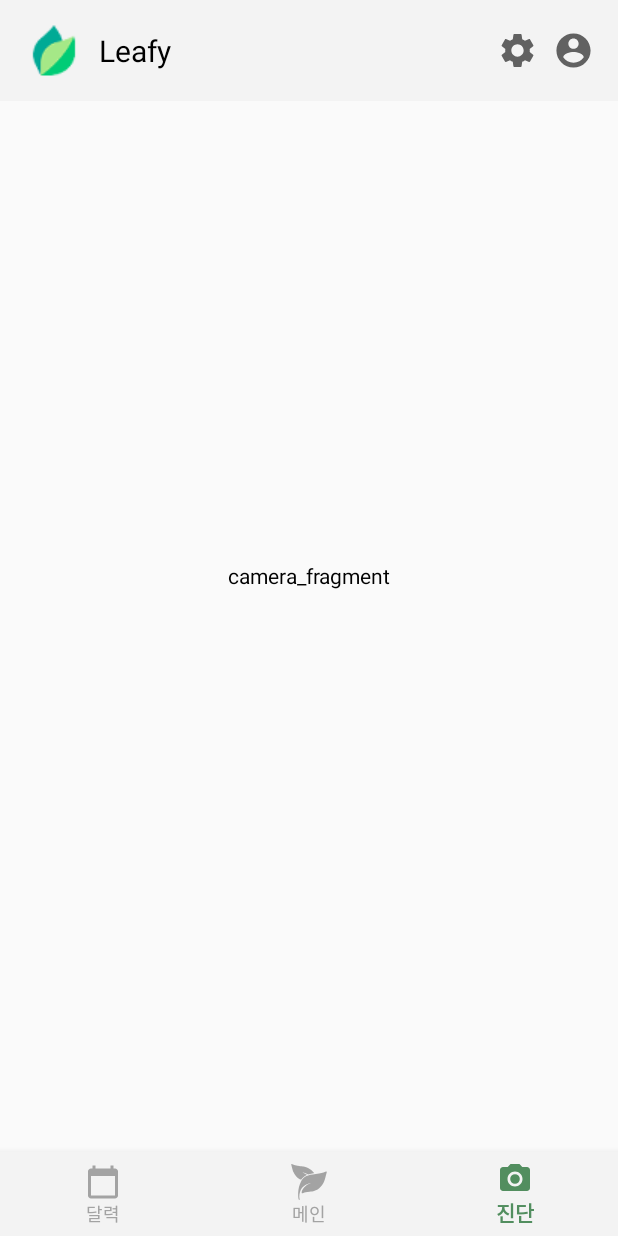
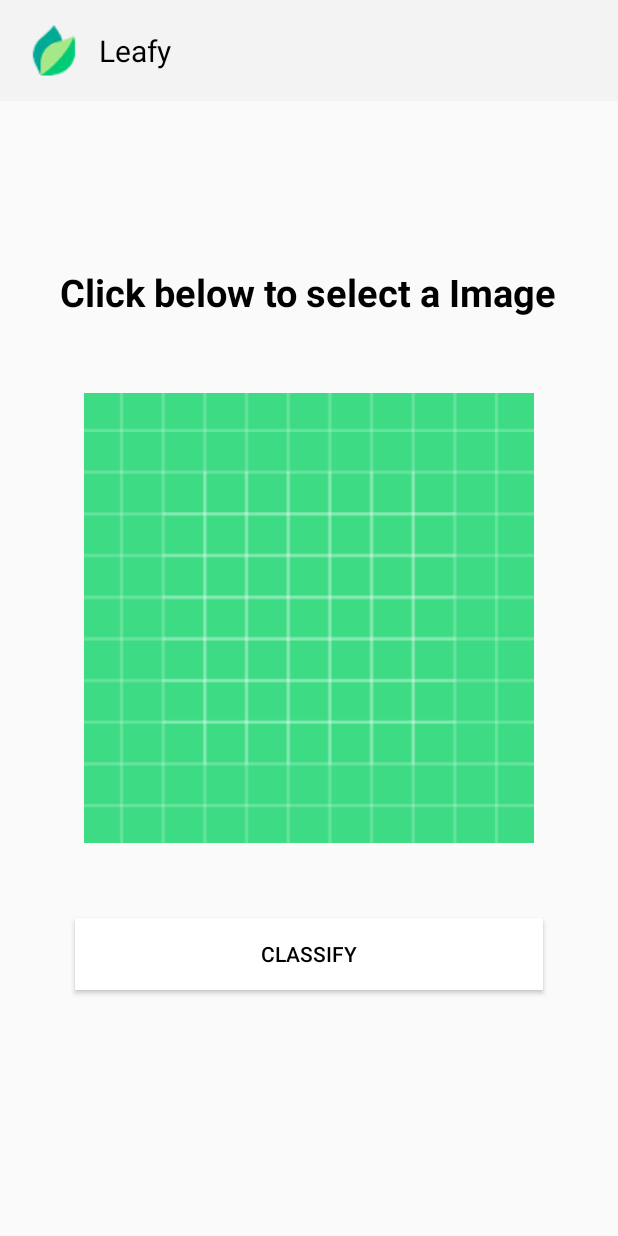
Before and after one commit to Leafy-Your-new-buddy/Leafy, an Android app: the screen it shows after launch (MainActivity before the commit, CameraActivity after it), item 3 of the bottom bar chosen, on a phone screen of 412 x 824 dp. Run offline under Robolectric (Android 15) with nearby library versions, the light colour scheme and no system bars; libraries missing offline, so code that uses them is left out: org.tensorflow.lite; 2 statements that could not run were skipped.

Commit message:
+ 앨범 사진 진단 결과 알려주기 subactivity로 했는데 튕김 현상 있음 ㅠㅠ

```diff
--- /dev/null
+++ b/app/src/main/assets/label.txt
@@ -0,0 +1,4 @@
+dried
+healthy
+overwatered
+sunburn
--- /dev/null
+++ b/app/src/main/java/com/example/leafy/CameraActivity.java
@@ -0,0 +1,187 @@
+package com.example.leafy;
+
+import android.app.Activity;
+import android.content.Intent;
+import android.content.res.AssetFileDescriptor;
+import android.graphics.Bitmap;
+import android.net.Uri;
+import android.os.Bundle;
+import android.provider.MediaStore;
+import android.view.View;
+import android.widget.Button;
+import android.widget.ImageView;
+import android.widget.TextView;
+
+import androidx.annotation.Nullable;
+import androidx.appcompat.app.AppCompatActivity;
+
+import org.tensorflow.lite.DataType;
+import org.tensorflow.lite.Interpreter;
+import org.tensorflow.lite.support.common.FileUtil;
+import org.tensorflow.lite.support.common.TensorOperator;
+import org.tensorflow.lite.support.common.TensorProcessor;
+import org.tensorflow.lite.support.common.ops.NormalizeOp;
+import org.tensorflow.lite.support.image.ImageProcessor;
+import org.tensorflow.lite.support.image.TensorImage;
+import org.tensorflow.lite.support.image.ops.ResizeOp;
+import org.tensorflow.lite.support.image.ops.ResizeWithCropOrPadOp;
+import org.tensorflow.lite.support.label.TensorLabel;
+import org.tensorflow.lite.support.tensorbuffer.TensorBuffer;
+
+import java.io.FileInputStream;
+import java.io.IOException;
+import java.nio.MappedByteBuffer;
+import java.nio.channels.FileChannel;
+import java.util.Collections;
+import java.util.List;
+import java.util.Map;
+
+public class CameraActivity extends AppCompatActivity {
+
+    protected Interpreter tflite;
+    private MappedByteBuffer tfliteModel;
+    private TensorImage inputImageBuffer;
+    private  int imageSizeX;
+    private  int imageSizeY;
+    private  TensorBuffer outputProbabilityBuffer;
+    private  TensorProcessor probabilityProcessor;
+    private static final float IMAGE_MEAN = 0.0f;
+    private static final float IMAGE_STD = 1.0f;
+    private static final float PROBABILITY_MEAN = 0.0f;
+    private static final float PROBABILITY_STD = 255.0f;
+    private Bitmap bitmap;
+    private List<String> labels;
+    ImageView imageView;
+    Uri imageuri;
+    Button buclassify;
+    TextView classitext;
+//    Button btnReturn;
+
+
+    @Override
+    protected void onCreate(Bundle savedInstanceState) {
+        super.onCreate(savedInstanceState);
+        setContentView(R.layout.activity_camera);
+        imageView=(ImageView)findViewById(R.id.image);
+        buclassify=(Button)findViewById(R.id.classify);
+        classitext=(TextView)findViewById(R.id.classifytext);
+        // 임시 버튼
+//        btnReturn = (Button)findViewById(R.id.btnReturn);
+//        btnReturn.setOnClickListener(new View.OnClickListener() {
+//            @Override
+//            public void onClick(View v) {
+//                //finish();
+//                Intent intent = new Intent(getApplicationContext(), MainActivity.class);
+//                startActivity(intent);
+//            }
+//        });
+
+        imageView.setOnClickListener(new View.OnClickListener() {
+            @Override
+            public void onClick(View v) {
+                Intent intent=new Intent();
+                intent.setType("image/*");
+                intent.setAction(Intent.ACTION_GET_CONTENT);
+                startActivityForResult(Intent.createChooser(intent,"Select Picture"),12);
+            }
+        });
+
+        try{
+            tflite=new Interpreter(loadmodelfile(this));
+        }catch (Exception e) {
+            e.printStackTrace();
+        }
+
+        buclassify.setOnClickListener(new View.OnClickListener() {
+            @Override
+            public void onClick(View v) {
+
+                int imageTensorIndex = 0;
+                int[] imageShape = tflite.getInputTensor(imageTensorIndex).shape(); // {1, height, width, 3}
+                imageSizeY = imageShape[1];
+                imageSizeX = imageShape[2];
+                DataType imageDataType = tflite.getInputTensor(imageTensorIndex).dataType();
+
+                int probabilityTensorIndex = 0;
+                int[] probabilityShape =
+                        tflite.getOutputTensor(probabilityTensorIndex).shape(); // {1, NUM_CLASSES}
+                DataType probabilityDataType = tflite.getOutputTensor(probabilityTensorIndex).dataType();
+
+                inputImageBuffer = new TensorImage(imageDataType);
+                outputProbabilityBuffer = TensorBuffer.createFixedSize(probabilityShape, probabilityDataType);
+                probabilityProcessor = new TensorProcessor.Builder().add(getPostprocessNormalizeOp()).build();
+
+                inputImageBuffer = loadImage(bitmap);
+
+                tflite.run(inputImageBuffer.getBuffer(),outputProbabilityBuffer.getBuffer().rewind());
+                showresult();
+            }
+        });
+    }
+
+    private TensorImage loadImage(final Bitmap bitmap) {
+        // Loads bitmap into a TensorImage.
+        inputImageBuffer.load(bitmap);
+
+        // Creates processor for the TensorImage.
+        int cropSize = Math.min(bitmap.getWidth(), bitmap.getHeight());
+        // TODO(b/143564309): Fuse ops inside ImageProcessor.
+        ImageProcessor imageProcessor =
+                new ImageProcessor.Builder()
+                        .add(new ResizeWithCropOrPadOp(cropSize, cropSize))
+                        .add(new ResizeOp(imageSizeX, imageSizeY, ResizeOp.ResizeMethod.NEAREST_NEIGHBOR))
+                        .add(getPreprocessNormalizeOp())
+                        .build();
+        return imageProcessor.process(inputImageBuffer);
+    }
+
+    private MappedByteBuffer loadmodelfile(Activity activity) throws IOException {
+        AssetFileDescriptor fileDescriptor=activity.getAssets().openFd("model.tflite");
+        FileInputStream inputStream=new FileInputStream(fileDescriptor.getFileDescriptor());
+        FileChannel fileChannel=inputStream.getChannel();
+        long startoffset = fileDescriptor.getStartOffset();
+        long declaredLength=fileDescriptor.getDeclaredLength();
+        return fileChannel.map(FileChannel.MapMode.READ_ONLY,startoffset,declaredLength);
+    }
+
+    private TensorOperator getPreprocessNormalizeOp() {
+        return new NormalizeOp(IMAGE_MEAN, IMAGE_STD);
+    }
+    private TensorOperator getPostprocessNormalizeOp(){
+        return new NormalizeOp(PROBABILITY_MEAN, PROBABILITY_STD);
+    }
+
+    private void showresult(){
+
+        try{
+            labels = FileUtil.loadLabels(this,"label.txt");
+        }catch (Exception e){
+            e.printStackTrace();
+        }
+        Map<String, Float> labeledProbability =
+                new TensorLabel(labels, probabilityProcessor.process(outputProbabilityBuffer))
+                        .getMapWithFloatValue();
+        float maxValueInMap =(Collections.max(labeledProbability.values()));
+
+        for (Map.Entry<String, Float> entry : labeledProbability.entrySet()) {
+            if (entry.getValue()==maxValueInMap) {
+                classitext.setText(entry.getKey());
+            }
+        }
+    }
+
+    @Override
+    protected void onActivityResult(int requestCode, int resultCode, @Nullable Intent data) {
+        super.onActivityResult(requestCode, resultCode, data);
+
+        if(requestCode==12 && resultCode==RESULT_OK && data!=null) {
+            imageuri = data.getData();
+            try {
+                bitmap = MediaStore.Images.Media.getBitmap(getContentResolver(), imageuri);
+                imageView.setImageBitmap(bitmap);
+            } catch (IOException e) {
+                e.printStackTrace();
+            }
+        }
+    }
+}
--- a/app/src/main/java/com/example/leafy/MainActivity.java
+++ b/app/src/main/java/com/example/leafy/MainActivity.java
@@ -66,7 +66,9 @@ public class MainActivity extends AppCompatActivity {
                     selected_fragment=new MainFragment();
                     break;
                 case R.id.camera:
-                    selected_fragment=new CameraFragment();
+                    //selected_fragment=new CameraFragment();
+                    Intent intent = new Intent(getApplicationContext(), CameraActivity.class);
+                    startActivity(intent);
                     break;
 
             }
--- /dev/null
+++ b/app/src/main/res/layout/activity_camera.xml
@@ -0,0 +1,50 @@
+<?xml version="1.0" encoding="utf-8"?>
+<RelativeLayout xmlns:android="http://schemas.android.com/apk/res/android"
+    xmlns:app="http://schemas.android.com/apk/res-auto"
+    xmlns:tools="http://schemas.android.com/tools"
+    android:layout_width="match_parent"
+    android:layout_height="match_parent"
+    tools:context=".CameraActivity">
+    <include layout="@layout/subtoolbar" android:id="@+id/subtoolbar">
+    </include>
+<!--    <Button-->
+<!--        android:layout_width="100dp"-->
+<!--        android:layout_height="50dp"-->
+<!--        android:layout_marginTop="10dp"-->
+<!--        android:layout_marginLeft="200dp"-->
+<!--        android:text="back"-->
+<!--        android:id="@+id/btnReturn"-->
+<!--        />-->
+    <TextView
+        android:layout_width="wrap_content"
+        android:layout_height="wrap_content"
+        android:id="@+id/classifytext"
+        android:layout_above="@+id/image"
+        android:layout_centerHorizontal="true"
+        android:layout_marginBottom="50dp"
+        android:text="Click below to select a Image"
+        android:textStyle="bold"
+        android:textSize="25dp">
+
+    </TextView>
+    <ImageView
+        android:layout_width="300dp"
+        android:layout_height="300dp"
+        android:layout_centerVertical="true"
+        android:src="@drawable/ic_launcher_background"
+        android:layout_centerHorizontal="true"
+        android:id="@+id/image">
+    </ImageView>
+    <Button
+        android:layout_width="match_parent"
+        android:layout_height="wrap_content"
+        android:id="@+id/classify"
+        android:layout_centerHorizontal="true"
+        android:layout_below="@+id/image"
+        android:layout_margin="50dp"
+        android:text="Classify"
+        android:background="#fff"
+        android:textColor="#000">
+    </Button>
+
+</RelativeLayout>
```
Also changed, not shown: app/build.gradle (+9 -1 lines), app/src/main/AndroidManifest.xml (+7 -5 lines), 1 other file.
